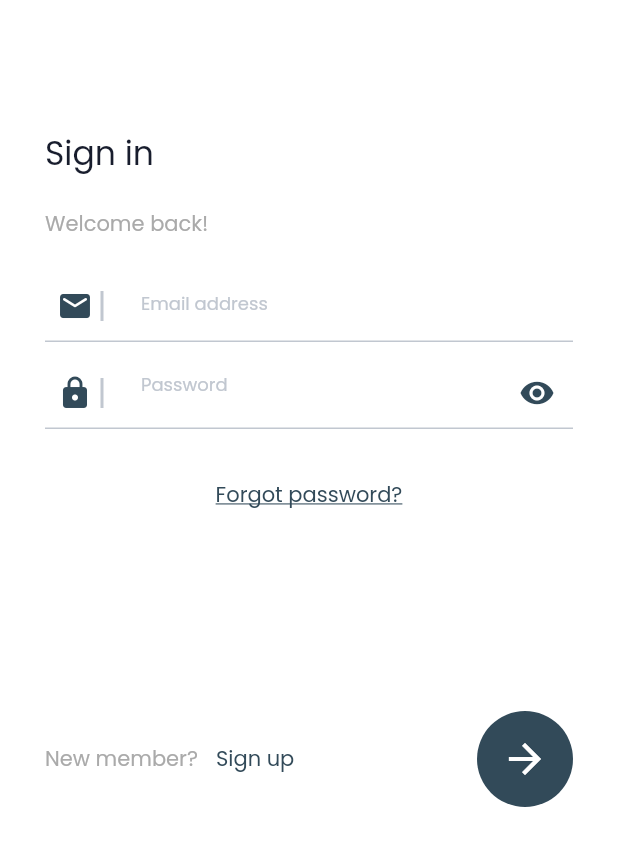
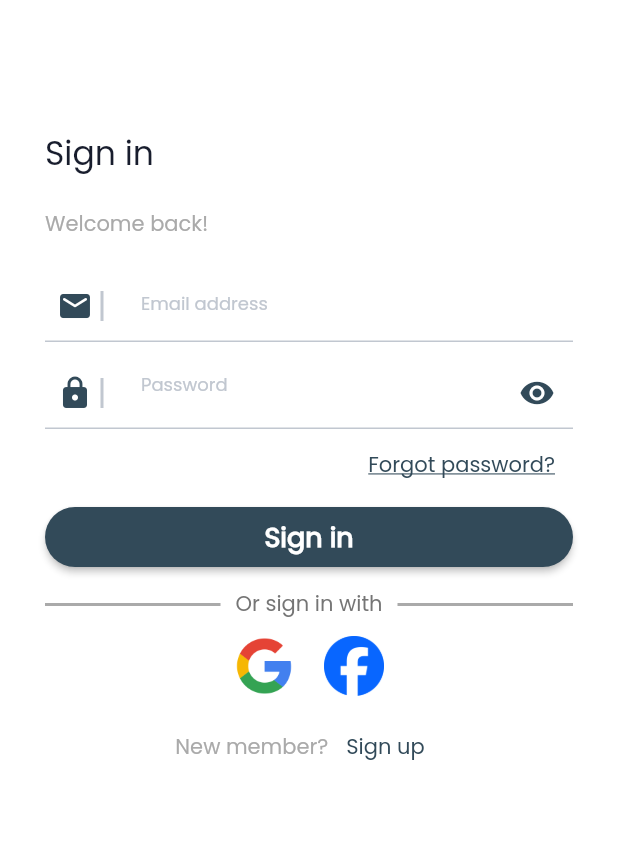
Before and after one commit to ahmedzaydan/Coffee_App, a Flutter app: the LoginView screen opened by its route, on a phone screen of 412 x 824 dp. Shown: the top 846 px of the screen. Run offline on Flutter 3.47's test engine with Material 2 defaults, Android fonts, the phone set to English and light mode, and no system bars; our stand-ins replace cached_network_image, flutter_svg, gap, go_router, google_fonts; network calls fail.

Commit message:
Login UI Done

```diff
--- a/caffeine_connect/lib/core/utils/assets_manager.dart
+++ b/caffeine_connect/lib/core/utils/assets_manager.dart
@@ -6,7 +6,9 @@ abstract class AssetsManager {
       'https://firebasestorage.googleapis.com/v0/b/caffeine-connect-5c357.appspot.com/o/assets%2Fimages%2Flogo.png?alt=media&token=6e476d11-a878-4371-9253-f7d94f35b605&_gl=1*p5o1f0*_ga*NjY4MDY5MDIxLjE2OTkzNTM0OTQ.*_ga_CW55HF8NVT*MTY5OTM2OTQ0MS40LjEuMTY5OTM3MDMwNC41MC4wLjA.';
   static const String splash = 'https://firebasestorage.googleapis.com/v0/b/caffeine-connect-5c357.appspot.com/o/assets%2Fimages%2Fsplash.png?alt=media&token=0f470bd1-9824-42ff-b111-2d06032dde37&_gl=1*pmowed*_ga*NjY4MDY5MDIxLjE2OTkzNTM0OTQ.*_ga_CW55HF8NVT*MTY5OTM2OTQ0MS40LjEuMTY5OTM3MDQ5MS40OC4wLjA.';
 
-
+  // auth
+  static const String googleLogo = '$basePath/google_logo.png';
+  static const String facebookLogo = '$basePath/facebook_logo.png';
 
   static const String animated_coffee_cup =
       'assets/json/animated_coffee_cup.json';
--- a/caffeine_connect/lib/core/utils/constants.dart
+++ b/caffeine_connect/lib/core/utils/constants.dart
@@ -8,6 +8,6 @@ abstract class Constants {
   static int textAnimationDuration = 3;
 
   static const int zero = 0;
-  static const double nextButtonRadius = 32;
+  static const double buttonRadius = 20;
   static const int codeLength = 4;
 }
--- a/caffeine_connect/lib/core/utils/strings_manager.dart
+++ b/caffeine_connect/lib/core/utils/strings_manager.dart
@@ -22,7 +22,7 @@ abstract class StringsManager {
   static const String enterYourEmail = 'Enter your email address';
   static const String verification = 'Verification';
   static const String enterCode = 'Enter the OTP code which sent to your email';
-
+  static const String orSignInWith = 'Or sign in with';
   static const String empty = '';
 
   // menu
--- a/caffeine_connect/lib/core/utils/theme_manager.dart
+++ b/caffeine_connect/lib/core/utils/theme_manager.dart
@@ -1,7 +1,7 @@
 import 'package:caffeine_connect/core/utils/color_manager.dart';
 import 'package:flutter/material.dart';
+import 'package:google_fonts/google_fonts.dart';
 
-import 'package:google_fonts/google_fonts.dart';
 abstract class ThemeManager {
   static final ThemeData lightTheme = ThemeData.light().copyWith(
     useMaterial3: true,
@@ -9,5 +9,7 @@ abstract class ThemeManager {
     scaffoldBackgroundColor: ColorManager.primary,
     // Text theme
     textTheme: GoogleFonts.poppinsTextTheme(ThemeData.light().textTheme),
+    // Color scheme
+    primaryColor: ColorManager.secondary,
   );
 }
--- /dev/null
+++ b/caffeine_connect/lib/core/widgets/custom_material_button.dart
@@ -0,0 +1,45 @@
+import 'package:caffeine_connect/core/utils/color_manager.dart';
+import 'package:caffeine_connect/core/utils/constants.dart';
+import 'package:caffeine_connect/core/utils/values_manager.dart';
+import 'package:flutter/material.dart';
+
+class CustomMaterialButton extends StatelessWidget {
+  const CustomMaterialButton({
+    super.key,
+    this.width = double.infinity,
+    this.height = ValuesManager.v40,
+    this.color = ColorManager.secondary,
+    this.textColor = ColorManager.primary,
+    required this.text,
+    this.textStyle,
+    this.onPressed,
+    this.borderRadius = Constants.buttonRadius,
+  });
+  final double width;
+  final double height;
+  final Color color;
+  final Color textColor;
+  final String text;
+  final TextStyle? textStyle;
+  final void Function()? onPressed;
+  final double borderRadius;
+  @override
+  Widget build(BuildContext context) {
+    return MaterialButton(
+      minWidth: width,
+      height: height,
+      color: color,
+      shape: RoundedRectangleBorder(
+        borderRadius: BorderRadius.circular(borderRadius),
+      ),
+      textColor: textColor,
+      onPressed: onPressed,
+      child: Text(
+        text,
+        style: textStyle ?? TextStyle(
+          color: textColor,
+        ),
+      ),
+    );
+  }
+}
--- a/caffeine_connect/lib/core/widgets/forward_button.dart
+++ b/caffeine_connect/lib/core/widgets/forward_button.dart
@@ -15,7 +15,7 @@ class ForwardButton extends StatelessWidget {
   Widget build(BuildContext context) {
     return CircleAvatar(
       backgroundColor: ColorManager.secondary,
-      radius: Constants.nextButtonRadius,
+      radius: Constants.buttonRadius,
       child: IconButton(
         iconSize: ValuesManager.v32,
         icon: Icon(
--- a/caffeine_connect/lib/core/widgets/vertical_separator.dart
+++ b/caffeine_connect/lib/core/widgets/vertical_separator.dart
@@ -5,10 +5,14 @@ import 'package:flutter/material.dart';
 class VerticalSeparator extends StatelessWidget {
   final double top;
   final double bottom;
+  final double height;
+  final Color color;
   const VerticalSeparator({
     super.key,
     this.top = ValuesManager.v10,
     this.bottom = ValuesManager.v10,
+    this.height = ValuesManager.v2,
+     this.color = ColorManager.white2,
   });
 
   @override
@@ -17,8 +21,8 @@ class VerticalSeparator extends StatelessWidget {
       padding: EdgeInsets.only(top: top, bottom: bottom),
       child: Container(
         width: double.infinity,
-        height: ValuesManager.v2,
-        color: ColorManager.white2,
+        height: height,
+        color: color,
       ),
     );
   }
--- a/caffeine_connect/lib/features/auth/presentation/views/login_view.dart
+++ b/caffeine_connect/lib/features/auth/presentation/views/login_view.dart
@@ -1,13 +1,5 @@
-import 'package:caffeine_connect/core/utils/color_manager.dart';
-import 'package:caffeine_connect/core/utils/constants.dart';
-import 'package:caffeine_connect/core/utils/functions.dart';
-import 'package:caffeine_connect/core/utils/routes_manager.dart';
-import 'package:caffeine_connect/core/utils/strings_manager.dart';
-import 'package:caffeine_connect/core/utils/styles.dart';
 import 'package:caffeine_connect/core/utils/values_manager.dart';
-import 'package:caffeine_connect/features/auth/presentation/views/widgets/auth_actions.dart';
-import 'package:caffeine_connect/features/auth/presentation/views/widgets/auth_text.dart';
-import 'package:caffeine_connect/features/auth/presentation/views/widgets/custom_text_form_field.dart';
+import 'package:caffeine_connect/features/auth/presentation/views/widgets/login_view_body.dart';
 import 'package:flutter/material.dart';
 
 class LoginView extends StatelessWidget {
@@ -16,117 +8,12 @@ class LoginView extends StatelessWidget {
   Widget build(BuildContext context) {
     return Scaffold(
       appBar: AppBar(),
-      body: Padding(
-        padding: const EdgeInsets.all(ValuesManager.v30),
+      body: const Padding(
+        padding: EdgeInsets.all(ValuesManager.v30),
         child: SingleChildScrollView(
-          child: Column(
-            mainAxisSize: MainAxisSize.max,
-            crossAxisAlignment: CrossAxisAlignment.start,
-            children: [
-              const AuthText(
-                text1: StringsManager.signIn,
-                text2: StringsManager.welcomeBack,
-              ),
-              LoginForm(),
-              const SizedBox(height: ValuesManager.v10),
-              // forgot password
-              const Padding(
-                padding: EdgeInsets.only(
-                  top: ValuesManager.v10,
-                  bottom: ValuesManager.v120,
-                ),
-                child: ForgotPassword(),
-              ),
-
-              AuthActions(
-                text1: StringsManager.newMember,
-                textButtonContent: StringsManager.signUp,
-                onPressed: () {
-                  navigateTo(
-                    context: context,
-                    dest: RoutesManager.registerView,
-                  );
-                },
-                // TODO: validate form before naviagation
-                // dest: RoutesManager.splashView,
-              ),
-            ],
-          ),
+          child: LoginViewBody(),
         ),
       ),
     );
   }
 }
-
-class LoginForm extends StatelessWidget {
-  final GlobalKey<FormState> _formKey = GlobalKey<FormState>();
-  final TextEditingController _emailController = TextEditingController();
-  final TextEditingController _passwordController = TextEditingController();
-  LoginForm({super.key});
-
-  @override
-  Widget build(BuildContext context) {
-    return Form(
-      key: _formKey,
-      child: Column(
-        children: [
-          // email
-          CustomTextFormField(
-            controller: _emailController,
-            hintText: StringsManager.email,
-            prefixIcon: const Icon(
-              Icons.email_rounded,
-              color: ColorManager.secondary,
-            ),
-          ),
-
-          const SizedBox(height: ValuesManager.v10),
-
-          // password
-          CustomTextFormField(
-            controller: _passwordController,
-            hintText: StringsManager.password,
-            prefixIcon: const Icon(
-              Icons.lock_rounded,
-              color: ColorManager.secondary,
-            ),
-            suffixIcon: const Icon(
-              Icons.visibility,
-              color: ColorManager.secondary,
-            ),
-            obsecureText: true,
-            suffixOnPressed: () {
-              // TODO: implement password visibility
-            },
-          ),
-        ],
-      ),
-    );
-  }
-}
-
-class ForgotPassword extends StatelessWidget {
-  const ForgotPassword({
-    super.key,
-  });
-
-  @override
-  Widget build(BuildContext context) {
-    return Center(
-      child: TextButton(
-        onPressed: () => navigateTo(
-          context: context,
-          dest: RoutesManager.forgotPasswordView,
-        ),
-        child: Text(
-          StringsManager.forgotPassword,
-          style: Styles.textStyle14.copyWith(
-            color: ColorManager.secondary,
-            decoration: TextDecoration.underline,
-            fontFamily: Constants.poppins,
-          ),
-        ),
-      ),
-    );
-  }
-}
--- a/caffeine_connect/lib/features/auth/presentation/views/widgets/auth_actions.dart
+++ b/caffeine_connect/lib/features/auth/presentation/views/widgets/auth_actions.dart
@@ -1,8 +1,6 @@
 import 'package:caffeine_connect/core/utils/color_manager.dart';
 import 'package:caffeine_connect/core/utils/constants.dart';
-import 'package:caffeine_connect/core/utils/functions.dart';
 import 'package:caffeine_connect/core/utils/styles.dart';
-import 'package:caffeine_connect/core/widgets/forward_button.dart';
 import 'package:flutter/material.dart';
 
 class AuthActions extends StatelessWidget {
@@ -21,6 +19,7 @@ class AuthActions extends StatelessWidget {
   @override
   Widget build(BuildContext context) {
     return Row(
+      mainAxisSize: MainAxisSize.min,
       children: [
         if (text1 != null)
           Text(
@@ -42,15 +41,6 @@ class AuthActions extends StatelessWidget {
               ),
             ),
           ),
-        const Spacer(),
-        ForwardButton(
-          onPressed: dest != null
-              ? () => navigateTo(
-                    context: context,
-                    dest: dest!,
-                  )
-              : null,
-        ),
       ],
     );
   }
--- /dev/null
+++ b/caffeine_connect/lib/features/auth/presentation/views/widgets/auth_separator.dart
@@ -0,0 +1,37 @@
+import 'package:caffeine_connect/core/utils/color_manager.dart';
+import 'package:caffeine_connect/core/utils/styles.dart';
+import 'package:caffeine_connect/core/utils/values_manager.dart';
+import 'package:caffeine_connect/core/widgets/vertical_separator.dart';
+import 'package:flutter/material.dart';
+
+class AuthSeparator extends StatelessWidget {
+  const AuthSeparator({
+    super.key,
+    required this.text,
+    this.color = ColorManager.grey2,
+  });
+  final String text;
+  final Color color;
+  @override
+  Widget build(BuildContext context) {
+    return Row(
+      children: [
+        Expanded(
+          child: VerticalSeparator(color: color),
+        ),
+        Padding(
+          padding: const EdgeInsets.symmetric(horizontal: ValuesManager.v10),
+          child: Text(
+            text,
+            style: Styles.textStyle14.copyWith(
+              color: ColorManager.grey1,
+            ),
+          ),
+        ),
+        Expanded(
+          child: VerticalSeparator(color: color),
+        ),
+      ],
+    );
+  }
+}
--- /dev/null
+++ b/caffeine_connect/lib/features/auth/presentation/views/widgets/forgot_password.dart
@@ -0,0 +1,34 @@
+import 'package:caffeine_connect/core/utils/color_manager.dart';
+import 'package:caffeine_connect/core/utils/constants.dart';
+import 'package:caffeine_connect/core/utils/functions.dart';
+import 'package:caffeine_connect/core/utils/routes_manager.dart';
+import 'package:caffeine_connect/core/utils/strings_manager.dart';
+import 'package:caffeine_connect/core/utils/styles.dart';
+import 'package:flutter/material.dart';
+
+class ForgotPassword extends StatelessWidget {
+  const ForgotPassword({
+    super.key,
+  });
+
+  @override
+  Widget build(BuildContext context) {
+    return Align(
+      alignment: Alignment.centerRight,
+      child: TextButton(
+        onPressed: () => navigateTo(
+          context: context,
+          dest: RoutesManager.forgotPasswordView,
+        ),
+        child: Text(
+          StringsManager.forgotPassword,
+          style: Styles.textStyle14.copyWith(
+            color: ColorManager.secondary,
+            decoration: TextDecoration.underline,
+            fontFamily: Constants.poppins,
+          ),
+        ),
+      ),
+    );
+  }
+}
--- /dev/null
+++ b/caffeine_connect/lib/features/auth/presentation/views/widgets/login_view_body.dart
@@ -0,0 +1,113 @@
+import 'package:caffeine_connect/core/utils/color_manager.dart';
+import 'package:caffeine_connect/core/utils/functions.dart';
+import 'package:caffeine_connect/core/utils/routes_manager.dart';
+import 'package:caffeine_connect/core/utils/strings_manager.dart';
+import 'package:caffeine_connect/core/utils/styles.dart';
+import 'package:caffeine_connect/core/utils/values_manager.dart';
+import 'package:caffeine_connect/core/widgets/custom_material_button.dart';
+import 'package:caffeine_connect/features/auth/presentation/views/widgets/auth_actions.dart';
+import 'package:caffeine_connect/features/auth/presentation/views/widgets/auth_separator.dart';
+import 'package:caffeine_connect/features/auth/presentation/views/widgets/auth_text.dart';
+import 'package:caffeine_connect/features/auth/presentation/views/widgets/custom_text_form_field.dart';
+import 'package:caffeine_connect/features/auth/presentation/views/widgets/forgot_password.dart';
+import 'package:caffeine_connect/features/auth/presentation/views/widgets/social_media_auth.dart';
+import 'package:flutter/material.dart';
+import 'package:gap/gap.dart';
+// TODO: actual login
+class LoginViewBody extends StatelessWidget {
+  const LoginViewBody({
+    super.key,
+  });
+
+  @override
+  Widget build(BuildContext context) {
+    return Column(
+      mainAxisSize: MainAxisSize.max,
+      crossAxisAlignment: CrossAxisAlignment.start,
+      children: [
+        const AuthText(
+          text1: StringsManager.signIn,
+          text2: StringsManager.welcomeBack,
+        ),
+
+        LoginForm(),
+
+        // TODO: toggle visibility
+        const ForgotPassword(),
+
+        // login button
+        CustomMaterialButton(
+          text: StringsManager.signIn,
+          textStyle: Styles.textStyle18.copyWith(fontWeight: FontWeight.w700),
+          onPressed: () {
+            // TODO: validate form before naviagation
+          },
+        ),
+
+        const Gap(10),
+
+        const AuthSeparator(text: StringsManager.orSignInWith),
+
+        const SocialMediaAuth(),
+
+        Center(
+          child: AuthActions(
+            text1: StringsManager.newMember,
+            textButtonContent: StringsManager.signUp,
+            onPressed: () {
+              navigateTo(
+                context: context,
+                dest: RoutesManager.registerView,
+              );
+            },
+          ),
+        ),
+      ],
+    );
+  }
+}
+
+class LoginForm extends StatelessWidget {
+  final GlobalKey<FormState> _formKey = GlobalKey<FormState>();
+  final TextEditingController _emailController = TextEditingController();
+  final TextEditingController _passwordController = TextEditingController();
+  LoginForm({super.key});
+
+  @override
+  Widget build(BuildContext context) {
+    return Form(
+      key: _formKey,
+      child: Column(
+        children: [
+          // email
+          CustomTextFormField(
+            controller: _emailController,
+            hintText: StringsManager.email,
+            prefixIcon: const Icon(
+              Icons.email_rounded,
+              color: ColorManager.secondary,
+            ),
+          ),
+
+          const SizedBox(height: ValuesManager.v10),
+
+          // password
+          CustomTextFormField(
+            controller: _passwordController,
+            hintText: StringsManager.password,
+            prefixIcon: const Icon(
+              Icons.lock_rounded,
+              color: ColorManager.secondary,
+            ),
+            suffixIcon: const Icon(
+              Icons.visibility,
+              color: ColorManager.secondary,
+            ),
+            obsecureText: true,
+            suffixOnPressed: () {},
+          ),
+        ],
+      ),
+    );
+  }
+}
--- /dev/null
+++ b/caffeine_connect/lib/features/auth/presentation/views/widgets/social_media_auth.dart
@@ -0,0 +1,47 @@
+import 'package:caffeine_connect/core/utils/assets_manager.dart';
+import 'package:flutter/material.dart';
+
+class SocialMediaAuth extends StatelessWidget {
+  const SocialMediaAuth({super.key});
+  final double value = 60;
+  @override
+  Widget build(BuildContext context) {
+    return Center(
+      child: Row(
+        mainAxisAlignment: MainAxisAlignment.center,
+        children: [
+          // google button
+          MaterialButton(
+            shape: RoundedRectangleBorder(
+              borderRadius: BorderRadius.circular(value / 2),
+            ),
+            minWidth: value,
+            height: value,
+            padding: EdgeInsets.zero,
+            onPressed: () {},
+            child: Image.asset(
+              AssetsManager.googleLogo,
+              height: 60,
+              width: 60,
+            ),
+          ),
+          // google button
+          MaterialButton(
+            shape: RoundedRectangleBorder(
+              borderRadius: BorderRadius.circular(value / 2),
+            ),
+            minWidth: value,
+            height: value,
+            padding: EdgeInsets.zero,
+            onPressed: () {},
+            child: Image.asset(
+              AssetsManager.facebookLogo,
+              height: 40,
+              width: 40,
+            ),
+          ),
+        ],
+      ),
+    );
+  }
+}
```
Also changed, not shown: caffeine_connect/assets/images/facebook_logo.png (added), caffeine_connect/assets/images/google_logo.png (added).
